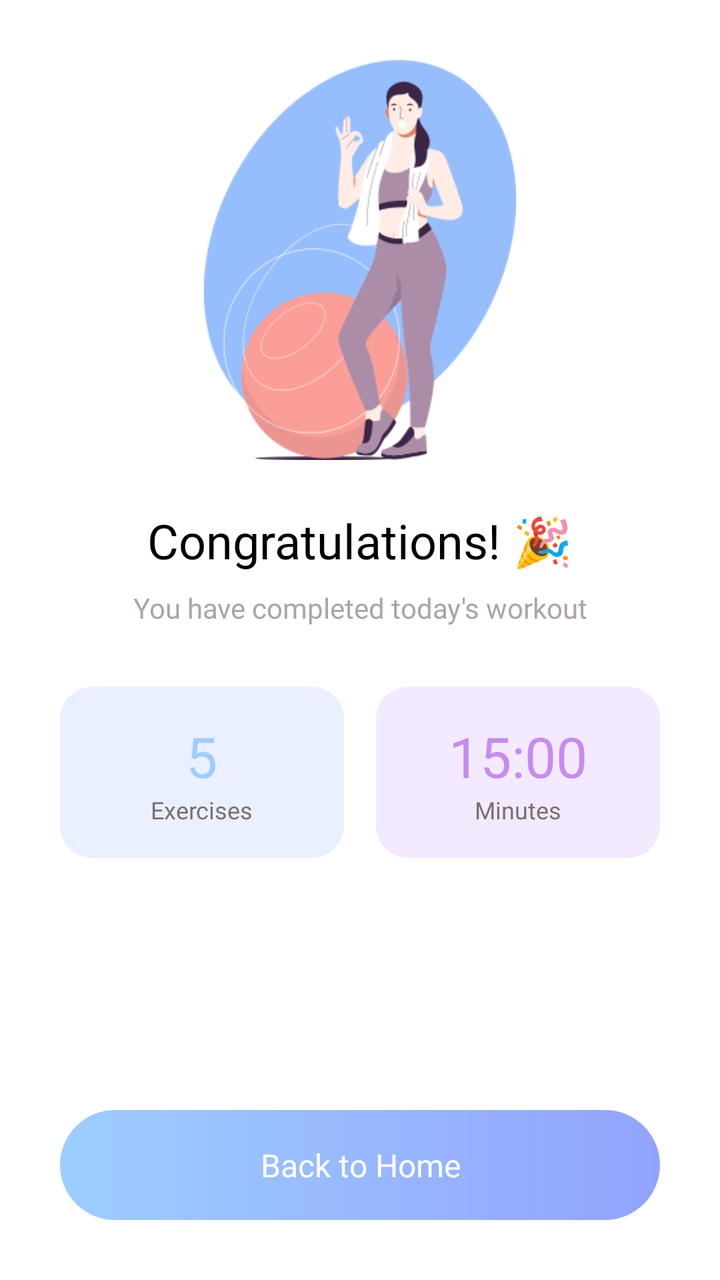
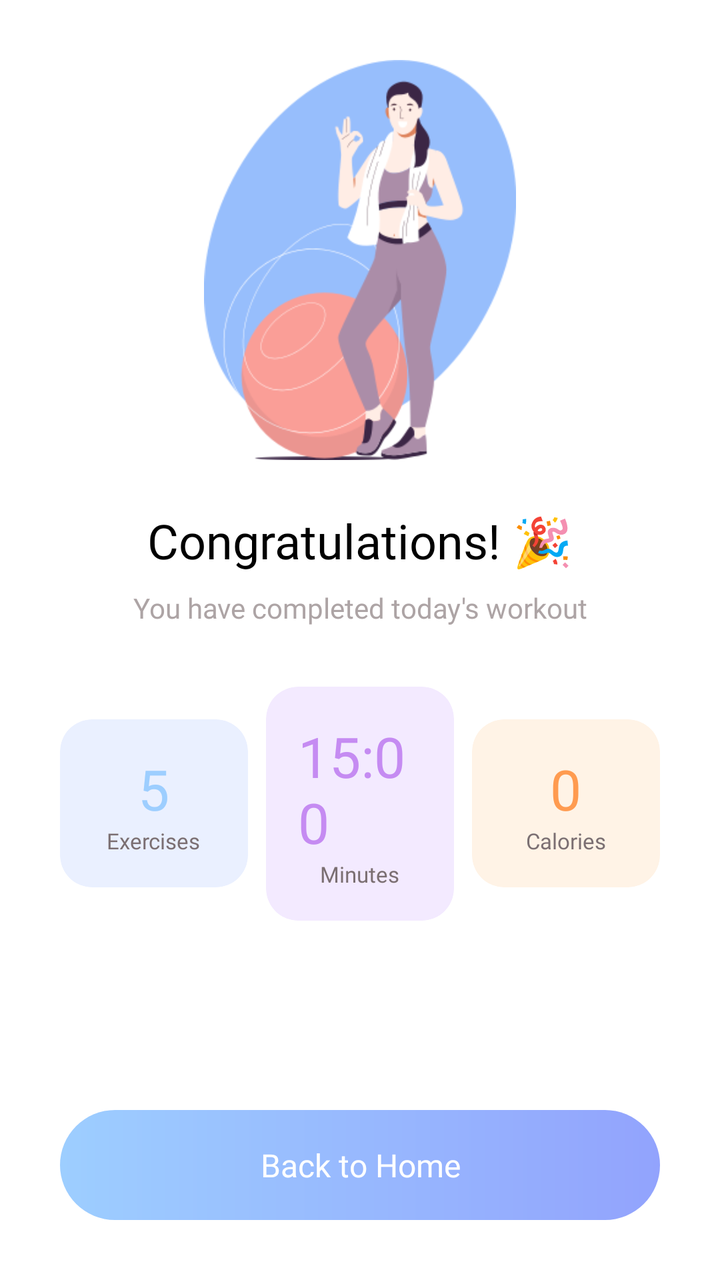

Before-and-after screenshots of an Android layout around one commit, followed by the original layout XML and the change that was made.
<!-- AndroidManifest.xml: application theme Theme.FitAI -->
<!-- res/layout/activity_workout_complete.xml -->
<?xml version="1.0" encoding="utf-8"?>
<LinearLayout xmlns:android="http://schemas.android.com/apk/res/android"
    android:layout_width="match_parent"
    android:layout_height="match_parent"
    android:orientation="vertical"
    android:gravity="center"
    android:background="@color/white"
    android:padding="30dp">

    
    <ImageView
        android:layout_width="200dp"
        android:layout_height="200dp"
        android:src="@drawable/complete_workout"
        android:scaleType="fitCenter" />

    
    <TextView
        android:layout_width="wrap_content"
        android:layout_height="wrap_content"
        android:text="Congratulations! 🎉"
        android:textSize="24sp"
        android:textColor="@color/black"
        android:fontFamily="@font/poppins_bold"
        android:layout_marginTop="24dp" />

    <TextView
        android:id="@+id/tvCompleteMsg"
        android:layout_width="wrap_content"
        android:layout_height="wrap_content"
        android:text="You have completed today's workout"
        android:textSize="14sp"
        android:textColor="#ADA4A5"
        android:fontFamily="@font/poppins_regular"
        android:gravity="center"
        android:layout_marginTop="8dp" />

    
    <LinearLayout
        android:layout_width="match_parent"
        android:layout_height="wrap_content"
        android:orientation="horizontal"
        android:layout_marginTop="30dp"
        android:gravity="center">

        
        <androidx.cardview.widget.CardView
            android:layout_width="0dp"
            android:layout_height="wrap_content"
            android:layout_weight="1"
            android:layout_marginEnd="8dp"
            app:cardCornerRadius="16dp"
            app:cardElevation="0dp"
            app:cardBackgroundColor="#EAF0FF"
            xmlns:app="http://schemas.android.com/apk/res-auto">

            <LinearLayout
                android:layout_width="match_parent"
                android:layout_height="wrap_content"
                android:orientation="vertical"
                android:gravity="center"
                android:padding="16dp">

                <TextView
                    android:id="@+id/tvExDone"
                    android:layout_width="wrap_content"
                    android:layout_height="wrap_content"
                    android:text="5"
                    android:textSize="28sp"
                    android:textColor="#9DCEFF"
                    android:fontFamily="@font/poppins_bold" />

                <TextView
                    android:layout_width="wrap_content"
                    android:layout_height="wrap_content"
                    android:text="Exercises"
                    android:textSize="12sp"
                    android:textColor="#7B6F72"
                    android:fontFamily="@font/poppins_regular" />
            </LinearLayout>
        </androidx.cardview.widget.CardView>

        
        <androidx.cardview.widget.CardView
            android:layout_width="0dp"
            android:layout_height="wrap_content"
            android:layout_weight="1"
            android:layout_marginStart="8dp"
            app:cardCornerRadius="16dp"
            app:cardElevation="0dp"
            app:cardBackgroundColor="#F3EAFF"
            xmlns:app="http://schemas.android.com/apk/res-auto">

            <LinearLayout
                android:layout_width="match_parent"
                android:layout_height="wrap_content"
                android:orientation="vertical"
                android:gravity="center"
                android:padding="16dp">

                <TextView
                    android:id="@+id/tvTimeDone"
                    android:layout_width="wrap_content"
                    android:layout_height="wrap_content"
                    android:text="15:00"
                    android:textSize="28sp"
                    android:textColor="#C58BF2"
                    android:fontFamily="@font/poppins_bold" />

                <TextView
                    android:layout_width="wrap_content"
                    android:layout_height="wrap_content"
                    android:text="Minutes"
                    android:textSize="12sp"
                    android:textColor="#7B6F72"
                    android:fontFamily="@font/poppins_regular" />
            </LinearLayout>
        </androidx.cardview.widget.CardView>
    </LinearLayout>

    
    <View
        android:layout_width="match_parent"
        android:layout_height="0dp"
        android:layout_weight="1" />

    
    <TextView
        android:id="@+id/btnBackToHome"
        android:layout_width="match_parent"
        android:layout_height="55dp"
        android:text="Back to Home"
        android:textColor="@color/white"
        android:textSize="16sp"
        android:fontFamily="@font/poppins_bold"
        android:background="@drawable/btn_gradient_bg"
        android:gravity="center" />

</LinearLayout>
<!-- resources referenced by this layout -->
<resources>
  <color name="black">#FF000000</color>
  <color name="white">#FFFFFFFF</color>
  <!-- drawable btn_gradient_bg (drawable) -->
  <?xml version="1.0" encoding="utf-8"?>
  <shape xmlns:android="http://schemas.android.com/apk/res/android" android:shape="rectangle">
      <gradient
          android:startColor="#92A3FD"
          android:endColor="#9DCEFF"
          android:angle="180"
          android:type="linear"/>
      <corners android:radius="99dp"/>
  </shape>
  <!-- drawable complete_workout: png bitmap (drawable, 43586 bytes) -->
  <style name="Theme.FitAI" parent="Theme.MaterialComponents.Light.NoActionBar">
          <item name="colorPrimary">@color/primary_blue</item>
          <item name="colorPrimaryVariant">@color/primary_light_blue</item>
          <item name="colorOnPrimary">@color/white</item>
          <item name="colorSecondary">@color/primary_purple</item>
          <item name="colorOnSecondary">@color/white</item>
          <item name="colorSurface">@color/background_white</item>
          <item name="android:colorBackground">@color/background_white</item>
          <item name="android:statusBarColor" tools:targetApi="l">@color/background_white</item>
          <item name="android:windowLightStatusBar" tools:targetApi="m">true</item>
      </style>
  <color name="primary_blue">#92A3FD</color>
  <color name="primary_light_blue">#9DCEFF</color>
  <color name="primary_purple">#C58BF2</color>
  <color name="background_white">#FFFFFF</color>
</resources>

<!-- the commit's change to res/layout/activity_workout_complete.xml (unified diff, before → after) -->
@@ -1,5 +1,6 @@
 <?xml version="1.0" encoding="utf-8"?>
 <LinearLayout xmlns:android="http://schemas.android.com/apk/res/android"
+    xmlns:app="http://schemas.android.com/apk/res-auto"
     android:layout_width="match_parent"
     android:layout_height="match_parent"
     android:orientation="vertical"
@@ -48,11 +49,10 @@
             android:layout_width="0dp"
             android:layout_height="wrap_content"
             android:layout_weight="1"
-            android:layout_marginEnd="8dp"
+            android:layout_marginEnd="6dp"
             app:cardCornerRadius="16dp"
             app:cardElevation="0dp"
-            app:cardBackgroundColor="#EAF0FF"
-            xmlns:app="http://schemas.android.com/apk/res-auto">
+            app:cardBackgroundColor="#EAF0FF">
 
             <LinearLayout
                 android:layout_width="match_parent"
@@ -74,7 +74,7 @@
                     android:layout_width="wrap_content"
                     android:layout_height="wrap_content"
                     android:text="Exercises"
-                    android:textSize="12sp"
+                    android:textSize="11sp"
                     android:textColor="#7B6F72"
                     android:fontFamily="@font/poppins_regular" />
             </LinearLayout>
@@ -85,11 +85,11 @@
             android:layout_width="0dp"
             android:layout_height="wrap_content"
             android:layout_weight="1"
-            android:layout_marginStart="8dp"
+            android:layout_marginStart="3dp"
+            android:layout_marginEnd="3dp"
             app:cardCornerRadius="16dp"
             app:cardElevation="0dp"
-            app:cardBackgroundColor="#F3EAFF"
-            xmlns:app="http://schemas.android.com/apk/res-auto">
+            app:cardBackgroundColor="#F3EAFF">
 
             <LinearLayout
                 android:layout_width="match_parent"
@@ -111,7 +111,43 @@
                     android:layout_width="wrap_content"
                     android:layout_height="wrap_content"
                     android:text="Minutes"
-                    android:textSize="12sp"
+                    android:textSize="11sp"
+                    android:textColor="#7B6F72"
+                    android:fontFamily="@font/poppins_regular" />
+            </LinearLayout>
+        </androidx.cardview.widget.CardView>
+
+        
+        <androidx.cardview.widget.CardView
+            android:layout_width="0dp"
+            android:layout_height="wrap_content"
+            android:layout_weight="1"
+            android:layout_marginStart="6dp"
+            app:cardCornerRadius="16dp"
+            app:cardElevation="0dp"
+            app:cardBackgroundColor="#FFF3E6">
+
+            <LinearLayout
+                android:layout_width="match_parent"
+                android:layout_height="wrap_content"
+                android:orientation="vertical"
+                android:gravity="center"
+                android:padding="16dp">
+
+                <TextView
+                    android:id="@+id/tvCalDone"
+                    android:layout_width="wrap_content"
+                    android:layout_height="wrap_content"
+                    android:text="0"
+                    android:textSize="28sp"
+                    android:textColor="#FF9B50"
+                    android:fontFamily="@font/poppins_bold" />
+
+                <TextView
+                    android:layout_width="wrap_content"
+                    android:layout_height="wrap_content"
+                    android:text="Calories"
+                    android:textSize="11sp"
                     android:textColor="#7B6F72"
                     android:fontFamily="@font/poppins_regular" />
             </LinearLayout>
